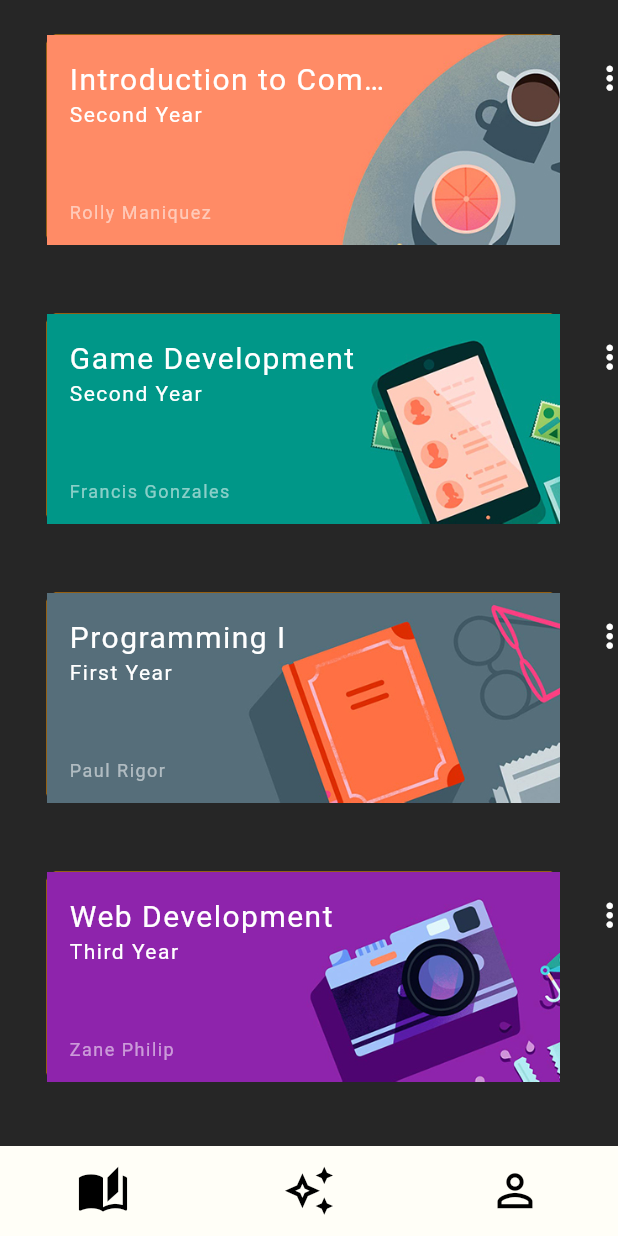
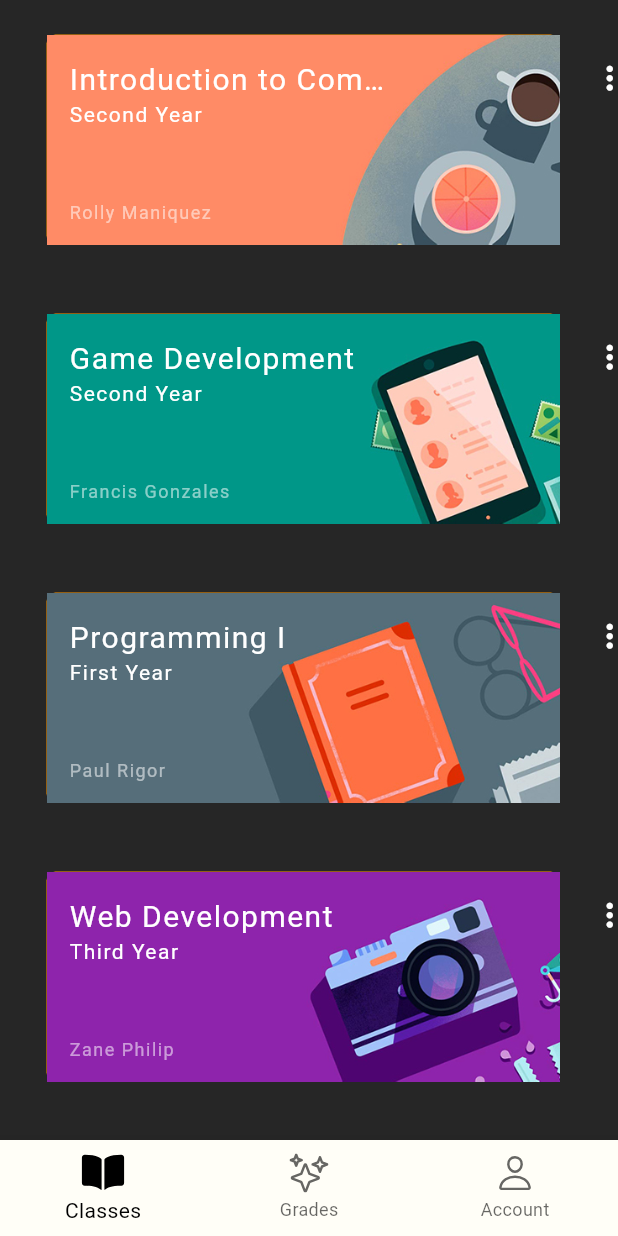
Before and after one commit to kurtpetrola/ace, a Flutter app: the HomeScreenPage screen opened directly, on a phone screen of 412 x 824 dp. Run offline on Flutter 3.47's test engine with Material 3 defaults, Android fonts, the phone set to English and light mode, and no system bars; our stand-ins replace firebase_core, firebase_database, hive, hive_flutter, ionicons; accounts and stored records are empty.

Commit message:
chore: ui tweakies

```diff
--- a/lib/pages/homescreen_page.dart
+++ b/lib/pages/homescreen_page.dart
@@ -1,8 +1,9 @@
+import 'package:flutter/material.dart';
 import 'package:ace/constant/colors.dart';
+import 'package:ionicons/ionicons.dart';
 import 'package:ace/screenpages/account.dart';
+import 'package:ace/screenpages/classroom.dart';
 import 'package:ace/screenpages/grades.dart';
-import 'package:flutter/material.dart';
-import 'package:ace/screenpages/classroom.dart';
 
 class HomeScreenPage extends StatefulWidget {
   const HomeScreenPage({Key? key}) : super(key: key);
@@ -24,73 +25,38 @@ class _HomeScreenPageState extends State<HomeScreenPage> {
     return Scaffold(
       backgroundColor: ColorPalette.accentBlack,
       body: pages[pageIndex],
-        bottomNavigationBar: Container(
-          height: 60,
-          decoration: const BoxDecoration(
-            color: ColorPalette.secondary,
-          ),
-          child: Row(
-            mainAxisAlignment: MainAxisAlignment.spaceAround,
-            children: [
-              IconButton(
-                enableFeedback: false,
-                onPressed: () {
+      bottomNavigationBar: BottomNavigationBar(
+        currentIndex: pageIndex,
+        onTap: (int index) {
           setState(() {
-                    pageIndex = 0;
+            pageIndex = index;
           });
         },
-                icon: pageIndex == 0
-                    ? const Icon(
-                        Icons.auto_stories,
-                        color: Colors.black,
-                        size: 35,
-                      )
-                    : const Icon(
-                        Icons.auto_stories_outlined,
-                        color: Colors.black,
-                        size: 35,
+        backgroundColor: ColorPalette.secondary,
+        selectedItemColor: Colors.black,
+        unselectedItemColor: Colors.black.withOpacity(0.6),
+        selectedIconTheme: const IconThemeData(size: 30),
+        unselectedIconTheme: const IconThemeData(size: 26),
+        items: const [
+          BottomNavigationBarItem(
+            icon: Icon(Ionicons.book_outline),
+            activeIcon: Icon(Ionicons.book),
+            label: 'Classes',
           ),
+          BottomNavigationBarItem(
+            icon: Icon(Ionicons.sparkles_outline),
+            activeIcon: Icon(Ionicons.sparkles),
+            label: 'Grades',
           ),
-              IconButton(
-                enableFeedback: false,
-                onPressed: () {
-                  setState(() {
-                    pageIndex = 1;
-                  });
-                },
-                icon: pageIndex == 1
-                    ? const Icon(
-                        Icons.auto_awesome,
-                        color: Colors.black,
-                        size: 35,
-                      )
-                    : const Icon(
-                        Icons.auto_awesome_outlined,
-                        color: Colors.black,
-                        size: 35,
-                      ),
-              ),
-              IconButton(
-                enableFeedback: false,
-                onPressed: () {
-                  setState(() {
-                    pageIndex = 2;
-                  });
-                },
-                icon: pageIndex == 2
-                    ? const Icon(
-                        Icons.person,
-                        color: Colors.black,
-                        size: 35,
-                      )
-                    : const Icon(
-                        Icons.person_outline,
-                        color: Colors.black,
-                        size: 35,
-                      ),
+          BottomNavigationBarItem(
+            icon: Icon(Ionicons.person_outline),
+            activeIcon: Icon(Ionicons.person),
+            label: 'Account',
           ),
         ],
+        elevation: 8, // Adds material elevation for depth
+        type: BottomNavigationBarType.fixed, // Ensures labels are always shown
       ),
-        ));
+    );
   }
 }
--- a/pubspec.yaml
+++ b/pubspec.yaml
@@ -25,6 +25,7 @@ dependencies:
   path_provider: ^2.1.3
   flutter_native_splash: ^2.4.1
   url_launcher: ^6.3.0
+  ionicons: ^0.2.2
 
 dev_dependencies:
   flutter_test:
```
Also changed, not shown: lib/screenpages/account.dart (+24 -24 lines), pubspec.lock. Lines whose indentation alone changed are shown as unchanged.
